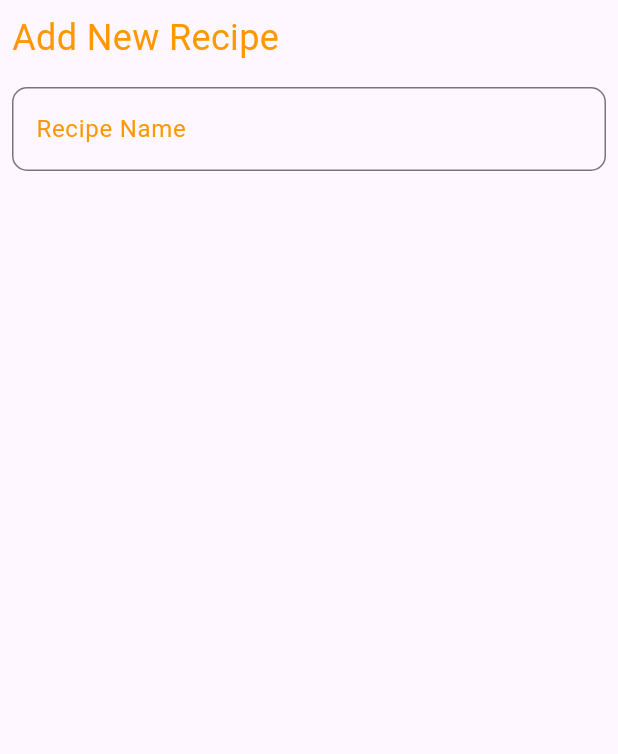
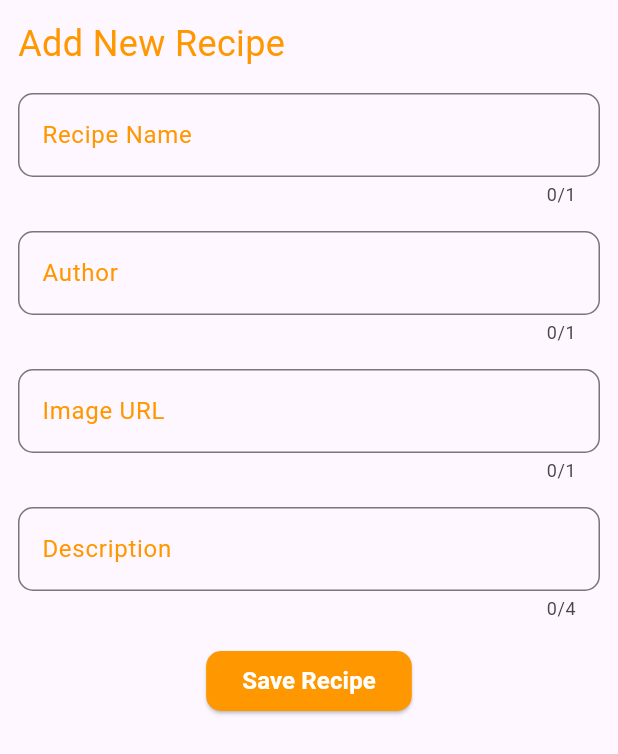
Before and after one commit to dpaggiola/curso-flutter, a Flutter app: the ReciperForm widget shown alone on an empty page, opened directly, on a phone screen of 412 x 824 dp. Shown: the top 754 px of the screen. Run offline on Flutter 3.47's test engine with Material 3 defaults, Android fonts, the phone set to English and light mode, and no system bars; network calls fail; Roboto replaces fonts that are missing (Quicksand).

Commit message:
Clase 12

```diff
--- a/recipe_book/lib/screens/home_screen.dart
+++ b/recipe_book/lib/screens/home_screen.dart
@@ -1,4 +1,5 @@
 import 'package:flutter/material.dart';
+import 'package:recipe_book/screens/recipe_detail.dart';
 
 class HomeScreen extends StatelessWidget {
   const HomeScreen({super.key});
@@ -21,11 +22,12 @@ class HomeScreen extends StatelessWidget {
 
   Future<void> _showBottom(BuildContext context) {
     return showModalBottomSheet(
+      isScrollControlled: true,
       context: context,
       builder:
           (contexto) => Container(
             width: MediaQuery.of(context).size.width,
-            height: 500,
+            height: 600,
             color: Colors.white,
             child: ReciperForm(),
           ),
@@ -33,7 +35,14 @@ class HomeScreen extends StatelessWidget {
   }
 
   Widget _RecipesCard(BuildContext context) {
-    return Padding(
+    return GestureDetector(
+      onTap: () {
+        Navigator.push(
+          context,
+          MaterialPageRoute(builder: (context) => RecipeDetail(recipeName: 'Lasagna')),
+        );
+      },
+      child: Padding(
         padding: const EdgeInsets.all(8.0),
         child: Container(
           width: MediaQuery.of(context).size.width,
@@ -74,6 +83,7 @@ class HomeScreen extends StatelessWidget {
             ),
           ),
         ),
+      ),
     );
   }
 }
@@ -83,10 +93,17 @@ class ReciperForm extends StatelessWidget {
 
   @override
   Widget build(BuildContext context) {
+    final _formKey = GlobalKey<FormState>();
+
+    final TextEditingController _recipeName = TextEditingController();
+    final TextEditingController _recipeAuthor = TextEditingController();
+    final TextEditingController _recipeIMG = TextEditingController();
+    final TextEditingController _recipeDescription = TextEditingController();
+
     return Padding(
-      padding: EdgeInsets.all(8),
+      padding: EdgeInsets.all(12),
       child: Form(
-        // key: _formKey,
+        key: _formKey,
         child: Column(
           crossAxisAlignment: CrossAxisAlignment.start,
           children: [
@@ -95,14 +112,86 @@ class ReciperForm extends StatelessWidget {
               style: TextStyle(color: Colors.orange, fontSize: 24),
             ),
             SizedBox(height: 16),
-            _buildTextField(label: 'Recipe Name'),
+            _buildTextField(
+              controller: _recipeName,
+              label: 'Recipe Name',
+              validator: (value) {
+                if (value == null || value.isEmpty) {
+                  return 'Please enter the name recipe';
+                }
+                return null;
+              },
+            ),
+            SizedBox(height: 16),
+            _buildTextField(
+              controller: _recipeAuthor,
+              label: 'Author',
+              validator: (value) {
+                if (value == null || value.isEmpty) {
+                  return 'Please enter the author';
+                }
+                return null;
+              },
+            ),
+            SizedBox(height: 16),
+            _buildTextField(
+              controller: _recipeIMG,
+              label: 'Image URL',
+              validator: (value) {
+                if (value == null || value.isEmpty) {
+                  return 'Please enter the image';
+                }
+                return null;
+              },
+            ),
+            SizedBox(height: 16),
+            _buildTextField(
+              maxLines: 4,
+              controller: _recipeDescription,
+              label: 'Description',
+              validator: (value) {
+                if (value == null || value.isEmpty) {
+                  return 'Please enter the description';
+                }
+                return null;
+              },
+            ),
+            SizedBox(height: 16),
+            Center(
+              child: ElevatedButton(
+                onPressed: () {
+                  if (_formKey.currentState!.validate()) {
+                    Navigator.pop(context);
+                  }
+                },
+                style: ElevatedButton.styleFrom(
+                  backgroundColor: Colors.orange,
+                  shape: RoundedRectangleBorder(
+                    borderRadius: BorderRadius.circular(10),
+                  ),
+                ),
+                child: Text(
+                  'Save Recipe',
+                  style: TextStyle(
+                    color: Colors.white,
+                    fontSize: 16,
+                    fontWeight: FontWeight.bold,
+                  ),
+                ),
+              ),
+            ),
           ],
         ),
       ),
     );
   }
 
-  Widget _buildTextField({required String label}) {
+  Widget _buildTextField({
+    required String label,
+    required TextEditingController controller,
+    required String? Function(String?) validator,
+    int maxLines = 1,
+  }) {
     return TextFormField(
       decoration: InputDecoration(
         labelText: label,
@@ -113,6 +202,8 @@ class ReciperForm extends StatelessWidget {
           borderRadius: BorderRadius.circular(10),
         ),
       ),
+      validator: validator,
+      maxLength: maxLines,
     );
   }
 }
```
Also changed, not shown: recipe_book/lib/screens/recipe_detail.dart (added, +23 -0 lines). Lines whose indentation alone changed are shown as unchanged.
